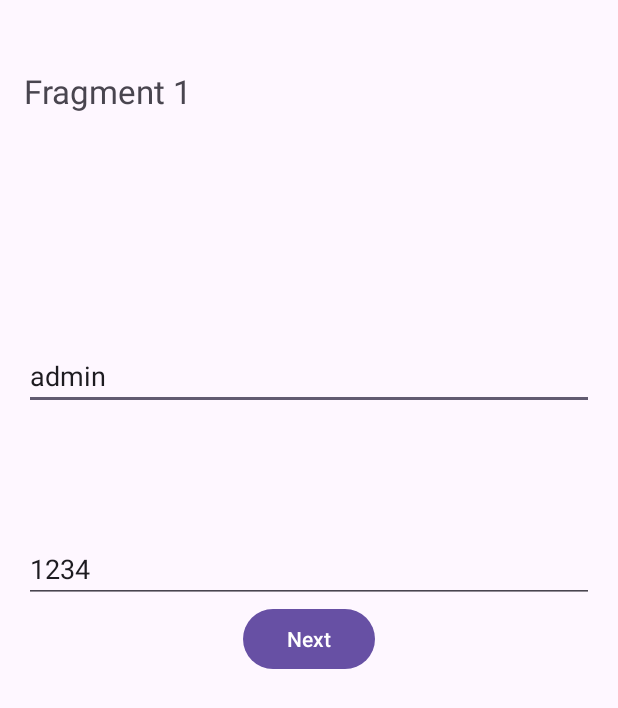
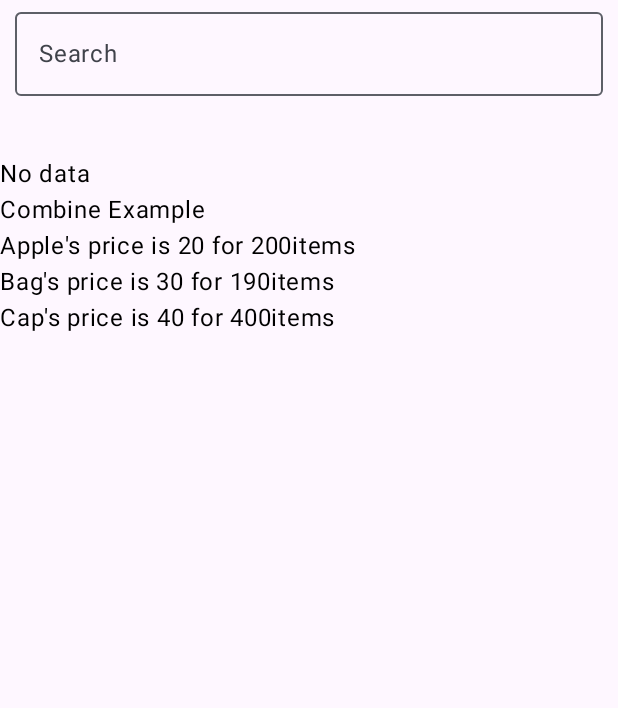
Before and after one commit to MeenuVijayakumar/Food-Factory, an Android app built with Jetpack Compose: the screen it shows after launch (LoginActivity before the commit, MainActivity after it), on a phone screen of 412 x 824 dp. Shown: the top 708 px of the screen. Run offline under Robolectric (Android 15) with nearby library versions, the phone set to English and light mode, and no system bars; our stand-ins replace Dagger/Hilt's generated code.

Commit message:
flow detailed

```diff
--- a/app/src/main/java/com/applab/foodfactory/MainActivity.kt
+++ b/app/src/main/java/com/applab/foodfactory/MainActivity.kt
@@ -5,6 +5,7 @@ import androidx.activity.ComponentActivity
 import androidx.activity.compose.setContent
 import androidx.activity.enableEdgeToEdge
 import androidx.lifecycle.viewmodel.compose.viewModel
+import com.applab.foodfactory.presentation.DashboardScreen
 import com.applab.foodfactory.presentation.LoginScreen
 import com.applab.foodfactory.presentation.LoginViewModel
 import com.applab.foodfactory.ui.theme.FoodFactoryTheme
@@ -19,7 +20,8 @@ class MainActivity : ComponentActivity() {
                 //HomeScreen()
 //                MonthlyDashboard()
 //                SilaHomeScreen()
-                LoginScreen(vm)
+//                LoginScreen(vm)
+                DashboardScreen()
             }
         }
     }
--- /dev/null
+++ b/app/src/main/java/com/applab/foodfactory/presentation/DashboardScreen.kt
@@ -0,0 +1,57 @@
+package com.applab.foodfactory.presentation
+
+import androidx.compose.foundation.layout.Column
+import androidx.compose.foundation.layout.Spacer
+import androidx.compose.foundation.layout.fillMaxSize
+import androidx.compose.foundation.layout.fillMaxWidth
+import androidx.compose.foundation.layout.height
+import androidx.compose.foundation.layout.padding
+import androidx.compose.foundation.lazy.LazyColumn
+import androidx.compose.foundation.lazy.items
+import androidx.compose.material3.OutlinedTextField
+import androidx.compose.material3.Text
+import androidx.compose.runtime.Composable
+import androidx.compose.runtime.collectAsState
+import androidx.compose.runtime.getValue
+import androidx.compose.ui.Modifier
+import androidx.compose.ui.tooling.preview.Preview
+import androidx.compose.ui.unit.dp
+import androidx.lifecycle.viewmodel.compose.viewModel
+
+@Composable
+fun DashboardScreen(viewModel: DashboardViewModel = viewModel()) {
+    Column(modifier = Modifier.fillMaxSize()) {
+        val searchText by viewModel.searchQuery.collectAsState()
+        val searchResults by viewModel.resultForSearch.collectAsState()
+        val productList by viewModel.userList.collectAsState()
+
+        OutlinedTextField(
+            modifier = Modifier.fillMaxWidth().padding(horizontal = 10.dp),
+            value = searchText,
+            onValueChange = { viewModel.updateSearchQuery(it) },
+            label = {Text("Search")})
+
+        Spacer(modifier = Modifier.height(40.dp))
+
+        if (searchResults.isNotEmpty())
+            LazyColumn {
+                items(searchResults) {
+                    Text(it)
+                }
+            }else Text("No data")
+        Text("Combine Example")
+
+        LazyColumn {
+            items(productList){
+                Text("${it.name}'s price is ${it.price} for ${it.quantity}items")
+            }
+        }
+
+    }
+}
+
+@Preview
+@Composable
+private fun PreviewDashBoard() {
+    DashboardScreen()
+}
--- /dev/null
+++ b/app/src/main/java/com/applab/foodfactory/presentation/DashboardViewModel.kt
@@ -0,0 +1,67 @@
+package com.applab.foodfactory.presentation
+
+import androidx.lifecycle.ViewModel
+import androidx.lifecycle.viewModelScope
+import kotlinx.coroutines.delay
+import kotlinx.coroutines.flow.MutableStateFlow
+import kotlinx.coroutines.flow.SharingStarted
+import kotlinx.coroutines.flow.StateFlow
+import kotlinx.coroutines.flow.combine
+import kotlinx.coroutines.flow.flatMapLatest
+import kotlinx.coroutines.flow.flow
+import kotlinx.coroutines.flow.flowOf
+import kotlinx.coroutines.flow.stateIn
+
+class DashboardViewModel : ViewModel() {
+
+    private val _searchQuery = MutableStateFlow<String>("")
+    val searchQuery: StateFlow<String> = _searchQuery
+
+    val resultForSearch: StateFlow<List<String>> = _searchQuery
+        // .filter { it.isNotEmpty() } // this check prevents the removal of old values in the result  after deleting the search value
+        .flatMapLatest {
+            if (it.isEmpty())
+                flowOf(emptyList())
+            else
+                fetchSearchResult(it)
+        }.stateIn(viewModelScope, SharingStarted.Lazily, emptyList())
+
+    val userList: StateFlow<List<Product>> = combine(
+        getNames(), getPrice(), getQuantity()
+    ) { names, prices, quantity ->
+        val minSize = minOf(names.size, prices.size, quantity.size)
+        List(minSize) {
+            Product(name = names[it], price = prices[it], quantity = quantity[it])
+        }
+    }.stateIn(viewModelScope, SharingStarted.Eagerly, emptyList())
+
+    fun updateSearchQuery(str: String) {
+        _searchQuery.value = str
+    }
+
+    fun fetchSearchResult(query: String) = flow {
+        delay(3000L)
+        emit(List(4) { "Search result for $query" })
+    }
+
+    fun getNames() = flow {
+        delay(1000)
+        emit(listOf<String>("Apple", "Bag", "Cap"))
+    }
+
+    fun getPrice() = flow {
+        delay(2000)
+        emit(listOf<Int>(20, 30, 40))
+    }
+
+    fun getQuantity() = flow {
+        delay(3000)
+        emit(listOf<String>("200", "190", "400"))
+    }
+}
+
+data class Product(
+    val name: String,
+    val price: Int,
+    val quantity: String
+)
--- a/app/src/main/java/com/applab/foodfactory/xmll/FirstFragment.kt
+++ b/app/src/main/java/com/applab/foodfactory/xmll/FirstFragment.kt
@@ -15,6 +15,11 @@ import com.applab.foodfactory.xmll.vm.LoginVm
 /**
  * A simple [Fragment] subclass as the default destination in the navigation.
  */
+open class hello{
+    protected val a =10
+
+}
+
 class FirstFragment : Fragment() {
 
     private var _binding: FragmentFirstBinding? = null
--- a/app/src/main/java/com/applab/foodfactory/xmll/MainFragment.kt
+++ b/app/src/main/java/com/applab/foodfactory/xmll/MainFragment.kt
@@ -25,6 +25,7 @@ class MainFragment : Fragment() {
     override fun onViewCreated(view: View, savedInstanceState: Bundle?) {
         super.onViewCreated(view, savedInstanceState)
         setUpFragment()
+
     }
 
     fun setUpFragment() {
```
Also changed, not shown: app/src/main/AndroidManifest.xml (+4 -4 lines), app/src/main/java/com/applab/foodfactory/practices/FlowExamples.kt (added, +91 -0 lines), app/src/main/java/com/applab/foodfactory/practices/ScopeFunctions.kt (+8 -2 lines), app/src/main/java/com/applab/foodfactory/presentation/LoginScreen.kt (+44 -12 lines), 1 other file.
